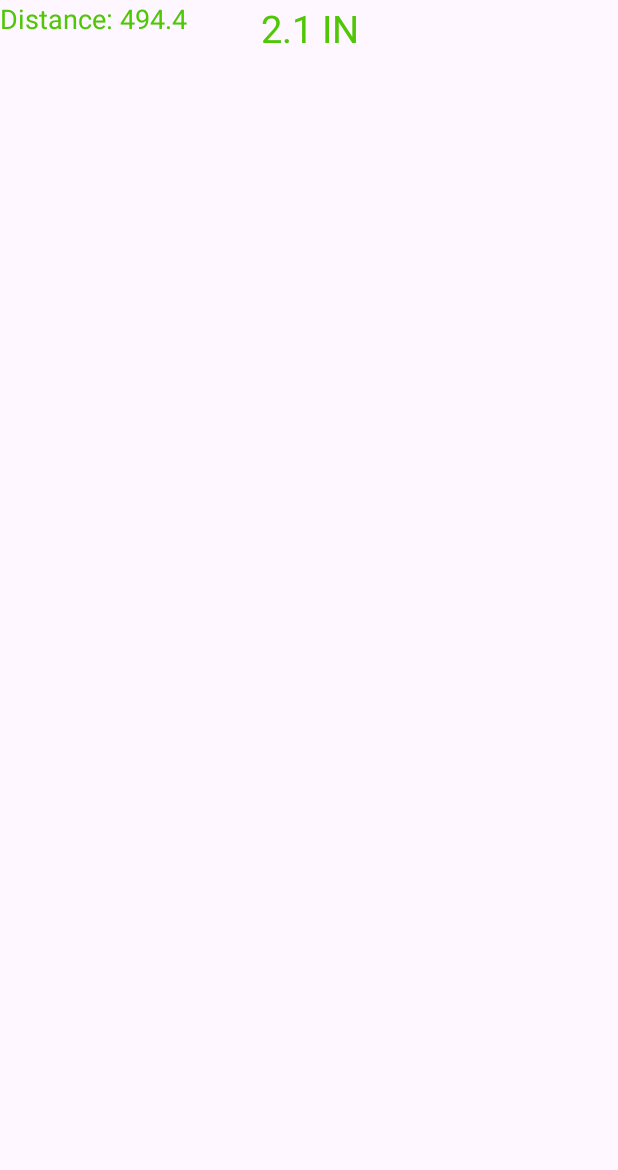
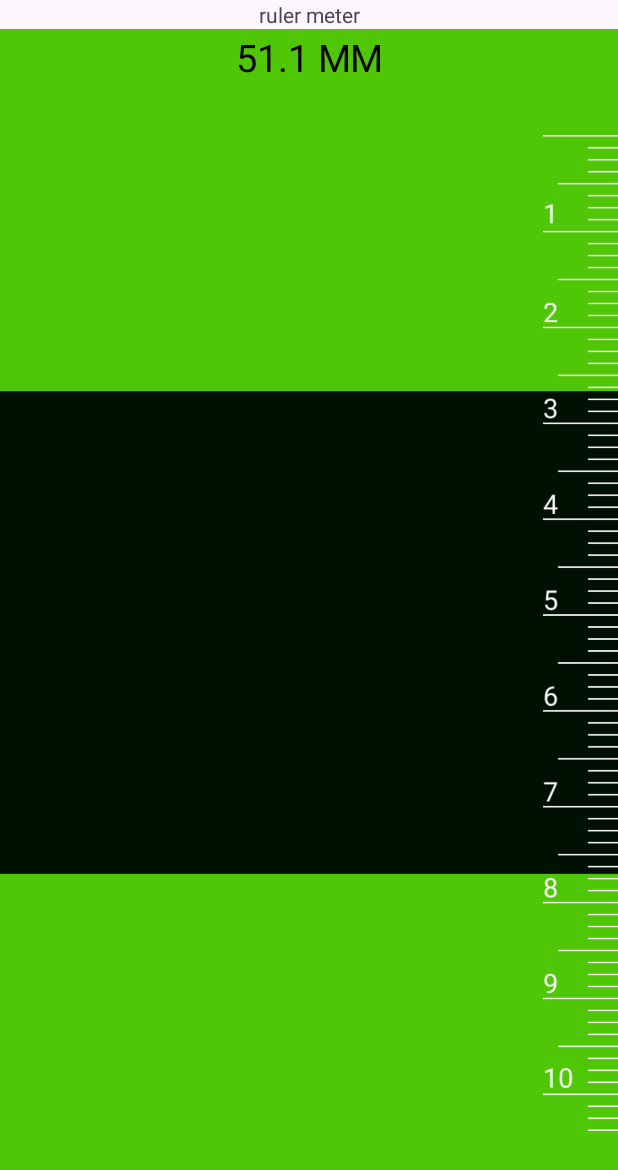
Before and after one commit to minhnguyen1502/ruler, an Android app: the screen it shows after launch (MainActivity), on a phone screen of 412 x 824 dp. Before the commit the part shown is almost empty. Shown: the top 1170 px of the screen. Run offline under Robolectric (Android 15) with nearby library versions, the phone set to English and light mode, and no system bars.

Commit message:
update in laptop

```diff
--- a/app/src/main/java/com/example/ruler/MainActivity.java
+++ b/app/src/main/java/com/example/ruler/MainActivity.java
@@ -6,22 +6,10 @@ import android.widget.TextView;
 
 public class MainActivity extends AppCompatActivity {
 
-    private OneDimensionRulerView rulerView;
-    private TextView resultTextView;
 
     @Override
     protected void onCreate(Bundle savedInstanceState) {
         super.onCreate(savedInstanceState);
         setContentView(R.layout.activity_main);
-
-        rulerView = findViewById(R.id.oneDimensionRulerView);
-        resultTextView = findViewById(R.id.resultTextView);
-
-        rulerView.setOnRulerChangeListener(new OneDimensionRulerView.OnRulerChangeListener() {
-            @Override
-            public void onDistanceChanged(float distance) {
-                resultTextView.setText("Distance: " + distance + " " );
-            }
-        });
     }
 }
--- a/app/src/main/java/com/example/ruler/OneDimensionRulerView.java
+++ b/app/src/main/java/com/example/ruler/OneDimensionRulerView.java
@@ -12,34 +12,21 @@ import android.view.View;
 
 public class OneDimensionRulerView extends View {
 
-    public interface OnRulerChangeListener {
-        void onDistanceChanged(float distance);
-    }
-
-    private OnRulerChangeListener mListener;
-
     private static final int UpperSection = 1;
     private static final int LowerSection = 2;
 
     private Paint colorPaintMask;
-    private Paint backgroundPaint; // Paint cho màu nền
-
     private TextPaint textPaint;
     private TextPaint textPaintReplace;
-
     private float upperY = 0f;
     private float lowerY = 1f;
-
     private final float minDistance = dpTOpx(10f);
-
     private float markCmWidth = dpTOpx(20f);
     private float markHalfCmWidth = dpTOpx(15f);
     private float markMmWidth = dpTOpx(10f);
-
     private int currentSection = 0;
     private float pointerY = 0f;
-
-    private RulerUnit unit = RulerUnit.IN;
+    private RulerUnit unit = RulerUnit.MM;
     private float coefficient = 1f;
 
     public OneDimensionRulerView(Context context) {
@@ -59,17 +46,17 @@ public class OneDimensionRulerView extends View {
     private void init() {
         colorPaintMask = new Paint(Paint.ANTI_ALIAS_FLAG);
 //        colorPaintMask.setXfermode(new PorterDuffXfermode(PorterDuff.Mode.CLEAR));
-        colorPaintMask.setColor(Color.TRANSPARENT);
+        colorPaintMask.setColor(Color.parseColor("#4FC606")); // Set color to green
+        Paint middleSectionPaint = new Paint(Paint.ANTI_ALIAS_FLAG);
+        middleSectionPaint.setColor(Color.parseColor("#001003")); // Set color to middle section
 
         textPaint = new TextPaint(Paint.ANTI_ALIAS_FLAG);
         textPaint.setTextSize(dpTOpx(25f));
-        textPaint.setColor(getContext().getResources().getColor(R.color.black));
+        textPaint.setColor(Color.BLACK);
         textPaint.setTextAlign(Paint.Align.CENTER);
         textPaintReplace = new TextPaint(textPaint);
-        textPaintReplace.setColor(Color.WHITE);
+        textPaintReplace.setColor(Color.BLACK);
         textPaintReplace.setXfermode(new PorterDuffXfermode(PorterDuff.Mode.DST_OVER));
-
-
     }
 
     @Override
@@ -84,49 +71,59 @@ public class OneDimensionRulerView extends View {
     protected void onDraw(Canvas canvas) {
         super.onDraw(canvas);
 
+        canvas.drawRect(0f, 0f, getWidth(), upperY, colorPaintMask);
+        canvas.drawRect(0f, lowerY, getWidth(), getHeight(), colorPaintMask);
+
+        Paint middleSectionPaint = new Paint(Paint.ANTI_ALIAS_FLAG);
+        middleSectionPaint.setColor(Color.parseColor("#001003")); // Set color to middle section
+        canvas.drawRect(0f, upperY, getWidth(), lowerY, middleSectionPaint);
+
         canvas.drawText(unit.getUnitString(RulerUnit.pxToIn(Math.abs(upperY - lowerY), coefficient, getResources().getDisplayMetrics())),
                 getWidth() * .5f, textPaint.getTextSize() + 5, textPaint);
 
-        canvas.drawRect(0f, 0f, getWidth(), upperY, colorPaintMask);
-        canvas.drawRect(0f, lowerY, getWidth(), getHeight(), colorPaintMask);
-
         canvas.drawText(unit.getUnitString(RulerUnit.pxToIn(Math.abs(upperY - lowerY), coefficient, getResources().getDisplayMetrics())),
                 getWidth() * .5f, textPaint.getTextSize() + 5, textPaintReplace);
-        if (mListener != null) {
-            float distance = getDistance();
-            mListener.onDistanceChanged(distance);
-        }
-    }
-
-    public void setOnRulerChangeListener(OnRulerChangeListener listener) {
-        mListener = listener;
     }
 
     @Override
     public boolean onTouchEvent(MotionEvent event) {
         switch (event.getActionMasked()) {
             case MotionEvent.ACTION_DOWN:
+                // When the user first touches the screen
                 float centerPoint = (lowerY + upperY) / 2;
+                // Determine if the touch is in the upper or lower section
                 currentSection = (event.getY() < centerPoint) ? UpperSection : LowerSection;
+                    // Store the initial touch position
                 pointerY = event.getY();
+                // Return true to indicate the event was handled
                 return currentSection != 0;
+
             case MotionEvent.ACTION_MOVE:
-                float dy = event.getY() - pointerY;
+                // When the user moves their finger on the screen
+                float dy = event.getY() - pointerY; // Calculate the change in Y position
                 switch (currentSection) {
                     case UpperSection:
+                        // Adjust the position of the upper section
                         upperY += dy;
+                        // Ensure upperY does not overlap the lower section and stays within bounds
                         upperY = Math.max(0f, Math.min(lowerY - minDistance, upperY));
                         break;
                     case LowerSection:
+                        // Adjust the position of the lower section
                         lowerY += dy;
+                        // Ensure lowerY does not overlap the upper section and stays within bounds
                         lowerY = Math.max(upperY + minDistance, Math.min(getHeight(), lowerY));
                         break;
                 }
+                // Update the pointer position
                 pointerY = event.getY();
+                // Redraw the view
                 invalidate();
                 return true;
+
             case MotionEvent.ACTION_UP:
             case MotionEvent.ACTION_CANCEL:
+                // When the user lifts their finger or the touch event is canceled
                 return false;
         }
         return false;
@@ -154,12 +151,6 @@ public class OneDimensionRulerView extends View {
         }
         super.onRestoreInstanceState(state);
     }
-
-    /**
-     * Convert dp to pixels.
-     * @param dp Value in dp to convert.
-     * @return Dimension in pixels.
-     */
     private float dpTOpx(float dp) {
         return dp * getContext().getResources().getDisplayMetrics().density;
     }
--- a/app/src/main/res/layout/activity_main.xml
+++ b/app/src/main/res/layout/activity_main.xml
@@ -1,19 +1,34 @@
 <?xml version="1.0" encoding="utf-8"?>
-<RelativeLayout xmlns:android="http://schemas.android.com/apk/res/android"
+<androidx.constraintlayout.widget.ConstraintLayout xmlns:android="http://schemas.android.com/apk/res/android"
     android:layout_width="match_parent"
-    android:layout_height="match_parent">
+    android:layout_height="match_parent"
+    xmlns:app="http://schemas.android.com/apk/res-auto">
 
 
+    <TextView
+        android:id="@+id/txt"
+        android:layout_width="wrap_content"
+        android:layout_height="wrap_content"
+        android:text="ruler meter"
+        app:layout_constraintStart_toStartOf="parent"
+        app:layout_constraintTop_toTopOf="parent"
+        app:layout_constraintEnd_toEndOf="parent"/>
     <com.example.ruler.OneDimensionRulerView
         android:id="@+id/oneDimensionRulerView"
-        android:layout_width="match_parent"
-        android:layout_height="wrap_content" />
-    <TextView
-        android:id="@+id/resultTextView"
         android:layout_width="wrap_content"
-        android:layout_height="wrap_content"
-        android:textColor="@color/black"
-        android:text="Distance: "
-        android:textSize="18sp"/>
+        android:layout_height="0dp"
+        app:layout_constraintStart_toStartOf="parent"
+        app:layout_constraintTop_toBottomOf="@id/txt"
+        app:layout_constraintBottom_toBottomOf="parent"
+        app:layout_constraintEnd_toEndOf="parent"/>
+    <ImageView
+        android:layout_width="50dp"
+        android:layout_height="664dp"
+        android:src="@drawable/img"
+        app:layout_constraintEnd_toEndOf="parent"
+        app:layout_constraintTop_toBottomOf="@id/txt"
+        app:layout_constraintBottom_toBottomOf="parent"/>
 
-</RelativeLayout>
+
+
+</androidx.constraintlayout.widget.ConstraintLayout>
```
Also changed, not shown: app/src/main/res/drawable/img.png (added).
